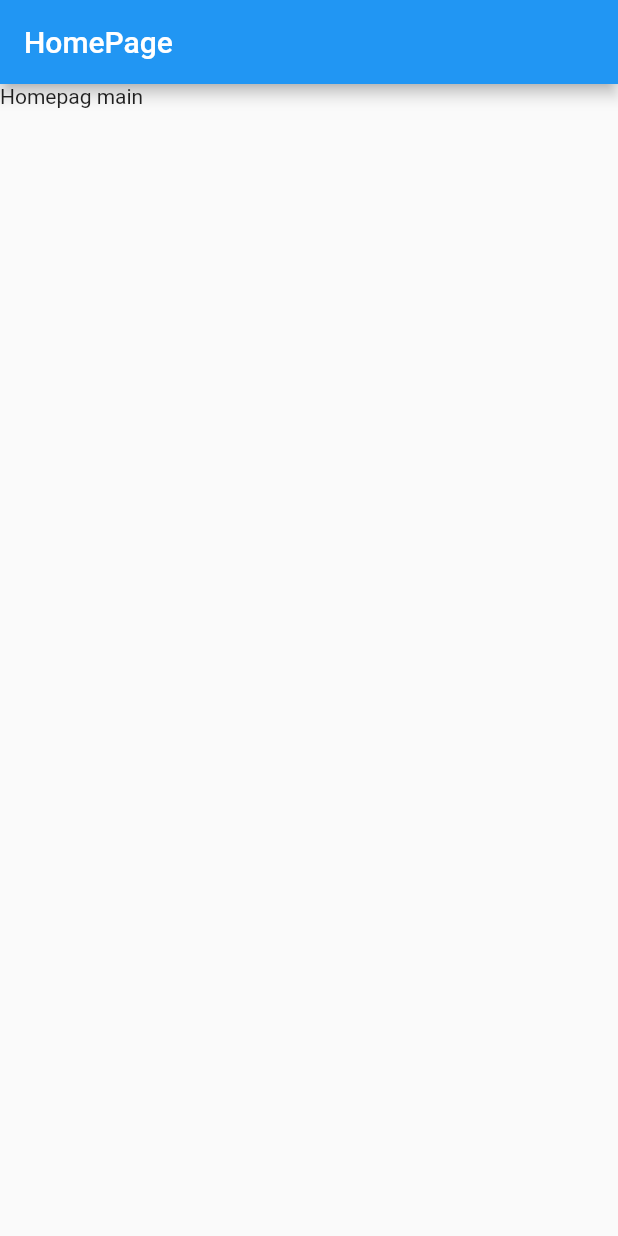
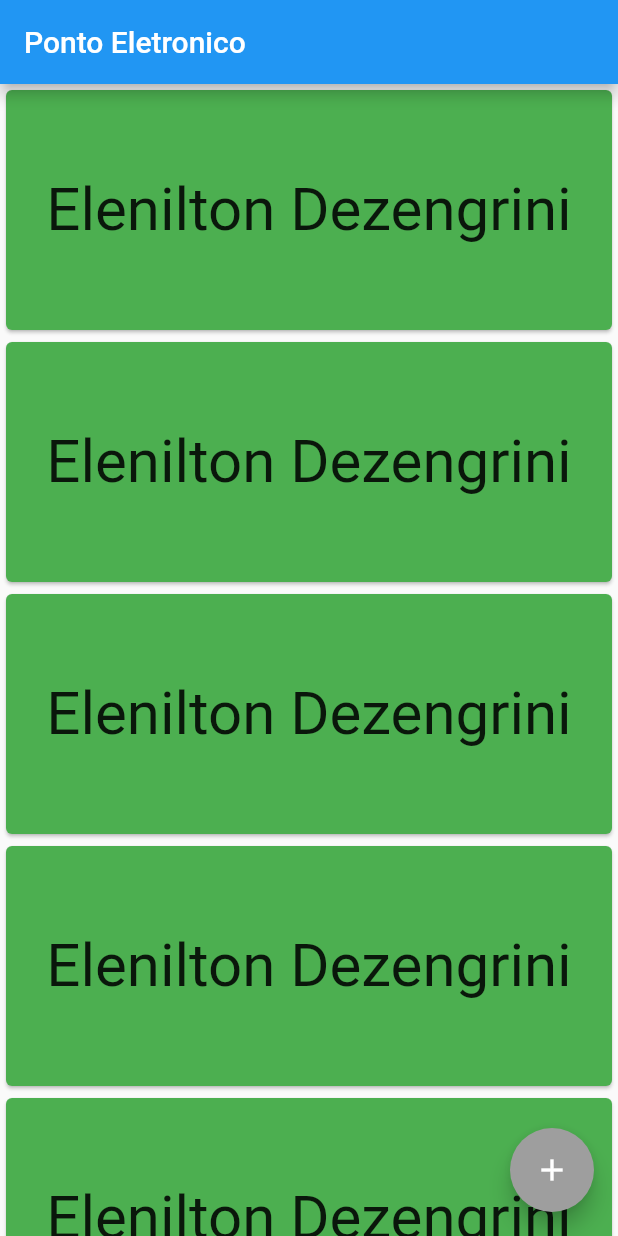
Before and after one commit to Nirayuki/eletronic_point, a Flutter app: the screen it shows after launch, on a phone screen of 412 x 824 dp. Run offline on Flutter 3.47's test engine with Material 2 defaults, Android fonts, the light colour scheme and no system bars.

Commit message:
Second Commit
Feito na aula do dia 06/05/2022

```diff
--- a/lib/Pages/HomePage.dart
+++ b/lib/Pages/HomePage.dart
@@ -14,10 +14,44 @@ class _HomePageState extends State<HomePage> {
       debugShowCheckedModeBanner: false,
       home: Scaffold(
         appBar: AppBar(
-          title: Text("HomePage"),
+          title: Text("Ponto Eletronico"),
         ),
-        body: Text("Homepag main"),
+        body: ListView.builder(
+    itemBuilder: (BuildContext build,int index) {
+
+    return Card(
+      color: Colors.green,
+
+      child: InkWell(
+        splashColor: Colors.red.withAlpha(50),
+        onTap: (){
+          Navigator.of(context).pushNamed('/seeEmployee');
+        },
+        child: SizedBox(
+          height: 160,
+
+          child: Center(
+            child: Text(
+              "Elenilton Dezengrini",
+               style: TextStyle(fontSize: 40),
+            ),
+          ),
+        ),
+      )
+    );
+
+
+    }
+    ),
+        floatingActionButton: FloatingActionButton(
+        backgroundColor: Colors.grey,
+
+        onPressed: (){
+          Navigator.of(context).pushNamed('/addEmployee');
+        },
+        child: Icon(Icons.add),
       ),
+      )
     );
   }
 }
--- a/lib/main.dart
+++ b/lib/main.dart
@@ -1,4 +1,7 @@
 import 'package:flutter/material.dart';
+import 'Pages/AddEmployeeView.dart';
+import 'Pages/EditEmployeeView.dart';
+import 'Pages/EmployeeView.dart';
 import 'Pages/HomePage.dart';
 
 void main() => runApp(MyApp());
@@ -11,6 +14,9 @@ class MyApp extends StatelessWidget {
         initialRoute: '/',
         routes: {
           '/': (context) => HomePage(),
+          '/addEmployee': (context) => AddEmployeeView(),
+          '/seeEmployee': (context) => EmployeeView(),
+          '/editEmployee': (context) => EditEmployeeView(),
         });
   }
 }
```
Also changed, not shown: lib/Pages/AddEmployeeView.dart (added, +69 -0 lines), lib/Pages/EditEmployeeView.dart (added, +69 -0 lines), lib/Pages/EmployeeView.dart (added, +76 -0 lines).
